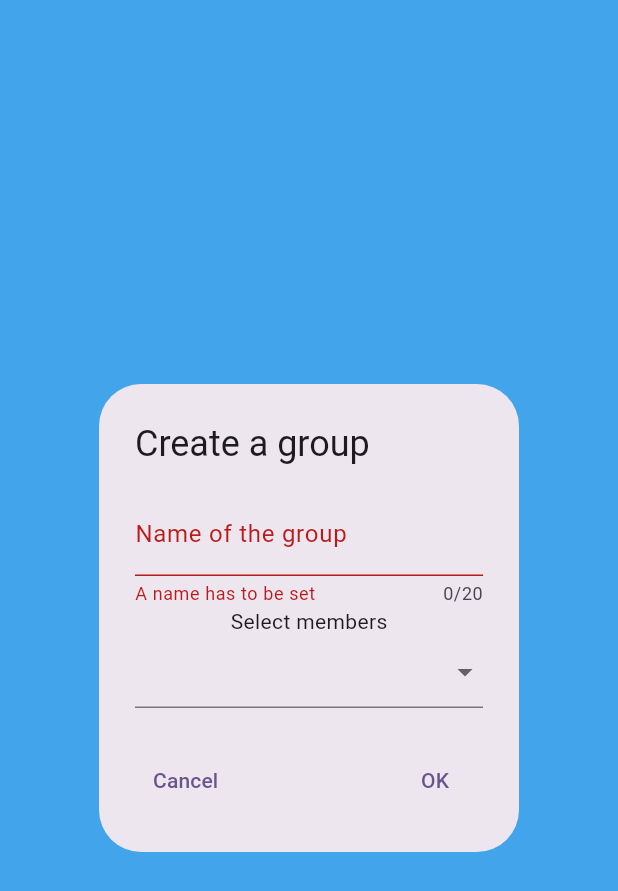
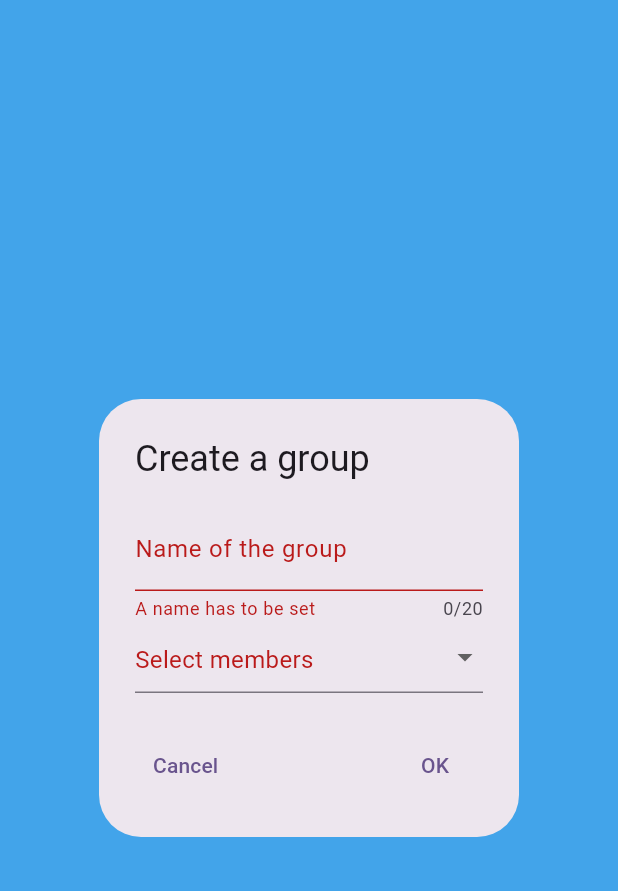
Before and after one commit to SuyashMullick/chore-tracker, a Flutter app: the GroupDialog widget shown alone on an empty page, opened directly with empty values, after a tap on "OK", on a phone screen of 412 x 824 dp. Shown: the top 891 px of the screen. Run offline on Flutter 3.47's test engine with Material 3 defaults, Android fonts, the light colour scheme and no system bars; our stand-ins replace fl_chart, pie_chart; missing offline and left inert: weekview_calendar.

Commit message:
Make dropdowns nicer with color for mandatory fields

```diff
--- a/dev_flutter/lib/View/group_page.dart
+++ b/dev_flutter/lib/View/group_page.dart
@@ -127,6 +127,7 @@ class GroupDialogState extends State<GroupDialog> {
   late final TextEditingController _groupNameEditingController;
   final _formKey = GlobalKey<FormState>();
   List<User> _selectedMembers = [];
+  bool okPressed = false;
 
   @override
   void initState() {
@@ -153,7 +154,9 @@ class GroupDialogState extends State<GroupDialog> {
         title: widget.selectedGroup != null
             ? const Text('Edit group')
             : const Text('Create a group'),
-        content: Column(mainAxisSize: MainAxisSize.min, children: [
+        content: Column(
+          mainAxisSize: MainAxisSize.min,
+          children: [
             TextFormField(
               maxLength: 20,
               controller: _groupNameEditingController,
@@ -167,8 +170,23 @@ class GroupDialogState extends State<GroupDialog> {
                 return null;
               },
             ),
-          Text(
-            _selectedMembers.isEmpty ? 'Select members' : _selectedMembers.map((user) => user.getName()).join(' , '),
+            Stack(
+              children: [
+                Positioned(
+                  top: 14,
+                  child: Text(
+                    style: TextStyle(
+                      fontSize: Theme.of(context).textTheme.bodyLarge!.fontSize,
+                      color: okPressed && _selectedMembers.isEmpty
+                          ? Theme.of(context).colorScheme.error
+                          : Theme.of(context).textTheme.bodyMedium!.color,
+                    ),
+                    _selectedMembers.isEmpty
+                        ? 'Select members'
+                        : _selectedMembers
+                            .map((user) => user.getName())
+                            .join(' , '),
+                  ),
                 ),
                 DropdownButtonFormField(
                   onChanged: (x) {},
@@ -200,7 +218,10 @@ class GroupDialogState extends State<GroupDialog> {
                     );
                   }).toList(),
                 ),
-        ]),
+              ],
+            ),
+          ],
+        ),
         actionsAlignment: MainAxisAlignment.spaceBetween,
         actions: [
           TextButton(
@@ -211,6 +232,9 @@ class GroupDialogState extends State<GroupDialog> {
           ),
           TextButton(
             onPressed: () {
+              setState(() {
+                okPressed = true;
+              });
               if (!_formKey.currentState!.validate()) {
                 return;
               }
@@ -225,6 +249,7 @@ class GroupDialogState extends State<GroupDialog> {
                       .setName(_groupNameEditingController.text);
                   widget.groupViewModel.refreshView();
                 }
+                okPressed = false;
                 _groupNameEditingController.clear();
                 _selectedMembers = [];
                 Navigator.of(context).pop();
```
Also changed, not shown: dev_flutter/lib/View/calendar_page.dart (+23 -5 lines), dev_flutter/lib/View/task_page.dart (+6 -4 lines). Lines whose indentation alone changed are shown as unchanged.
